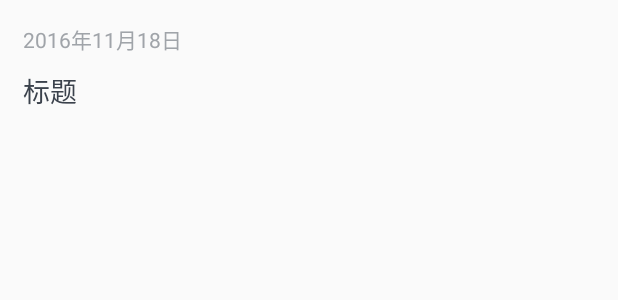
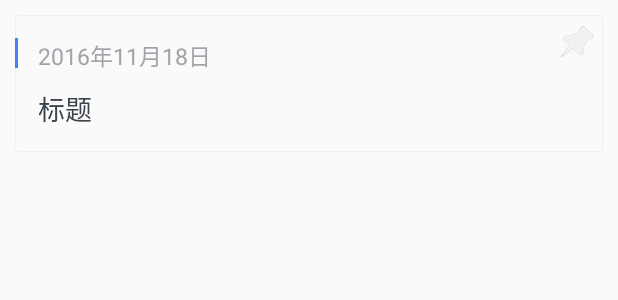
Before and after one commit to lavalike/NotOnlyCalendar, an Android app: the layout item_history_layout.xml on its own in the app's theme, with its tools: preview values and no code run, on a phone screen of 412 x 824 dp. Shown: the top 300 px of the screen. Run offline under Robolectric (Android 15) with nearby library versions, the phone set to English and light mode, and no system bars.

Commit message:
历史上的今天列表样式改版

```diff
--- a/app/src/main/java/com/notonly/calendar/UI/view/HistoryListActivity.java
+++ b/app/src/main/java/com/notonly/calendar/UI/view/HistoryListActivity.java
@@ -16,6 +16,7 @@ import com.notonly.calendar.base.helper.ErrHelper;
 import com.notonly.calendar.base.manager.APIManager;
 import com.notonly.calendar.domain.HistoryBean;
 import com.notonly.calendar.util.DateUtil;
+import com.notonly.calendar.util.T;
 
 import org.xutils.common.Callback;
 import org.xutils.http.RequestParams;
@@ -97,6 +98,9 @@ public class HistoryListActivity extends BaseActivity {
                     if (list != null && list.getResult() != null) {
                         mAdapter = new HistoryAdapter(mContext, list.getResult());
                         mListView.setAdapter(mAdapter);
+                    } else {
+                        if (list.getReason() != null)
+                            T.get(mContext).toast(list.getReason());
                     }
                 } catch (Exception e) {
                     e.printStackTrace();
--- /dev/null
+++ b/app/src/main/res/drawable/item_history_linear_bg.xml
@@ -0,0 +1,8 @@
+<?xml version="1.0" encoding="utf-8"?>
+<shape xmlns:android="http://schemas.android.com/apk/res/android"
+    android:shape="rectangle">
+    <stroke
+        android:width="0.5dp"
+        android:color="@color/colorListDivider" />
+    <corners android:radius="2dp" />
+</shape>
--- a/app/src/main/res/layout/activity_today_in_history.xml
+++ b/app/src/main/res/layout/activity_today_in_history.xml
@@ -15,9 +15,9 @@
             android:id="@+id/ListView_History"
             android:layout_width="match_parent"
             android:layout_height="match_parent"
-            android:divider="@color/colorListDivider"
-            android:dividerHeight="@dimen/list_divider_height"
+            android:divider="@null"
             android:listSelector="@android:color/transparent" />
+
     </android.support.v4.widget.SwipeRefreshLayout>
 
 </RelativeLayout>
--- a/app/src/main/res/layout/item_history_layout.xml
+++ b/app/src/main/res/layout/item_history_layout.xml
@@ -1,9 +1,16 @@
 <?xml version="1.0" encoding="utf-8"?>
-<LinearLayout xmlns:android="http://schemas.android.com/apk/res/android"
+<FrameLayout xmlns:android="http://schemas.android.com/apk/res/android"
     xmlns:tools="http://schemas.android.com/tools"
     android:layout_width="match_parent"
     android:layout_height="wrap_content"
-    android:background="?attr/selectableItemBackground"
+    android:padding="10dp">
+
+
+    <LinearLayout
+        android:layout_width="match_parent"
+        android:layout_height="wrap_content"
+        android:background="@drawable/item_history_linear_bg"
+        android:foreground="?attr/selectableItemBackground"
         android:orientation="vertical"
         android:padding="15dp">
 
@@ -12,6 +19,7 @@
             android:layout_width="wrap_content"
             android:layout_height="wrap_content"
             android:textColor="@color/colorTextColorLight"
+            android:textSize="15sp"
             tools:text="2016年11月18日" />
 
         <TextView
@@ -24,3 +32,18 @@
             tools:text="标题" />
 
     </LinearLayout>
+
+    <View
+        android:layout_width="2dp"
+        android:layout_height="20dp"
+        android:layout_marginTop="15dp"
+        android:background="@color/colorPrimary" />
+
+    <ImageView
+        android:layout_width="wrap_content"
+        android:layout_height="wrap_content"
+        android:layout_gravity="top|end"
+        android:layout_margin="5dp"
+        android:src="@mipmap/ic_pin" />
+
+</FrameLayout>
--- a/app/src/main/res/values/dimens.xml
+++ b/app/src/main/res/values/dimens.xml
@@ -4,5 +4,6 @@
     <dimen name="activity_vertical_margin">16dp</dimen>
     <dimen name="card_elevation">4dp</dimen>
 
-    <dimen name="list_divider_height">1dp</dimen>
+    <!--历史上的今天列表分隔线高度-->
+    <dimen name="list_todaylist_divider_height">5dp</dimen>
 </resources>
--- a/app/src/main/res/values/styles.xml
+++ b/app/src/main/res/values/styles.xml
@@ -6,7 +6,7 @@
         <item name="colorPrimary">@color/colorPrimary</item>
         <item name="colorPrimaryDark">@color/colorPrimaryDark</item>
         <item name="colorAccent">@color/colorAccent</item>
-        <!--<item name="android:windowContentOverlay">@null</item>-->
+        <item name="android:windowContentOverlay">@null</item>
     </style>
 
     <style name="AppTheme.NoActionBar">
```
Also changed, not shown: app/src/main/java/com/notonly/calendar/UI/view/HistoryDetailActivity.java (+15 -6 lines), app/src/main/java/com/notonly/calendar/base/BaseActivity.java (+5 -3 lines), app/src/main/res/mipmap-xhdpi/ic_pin.png (added). Lines whose indentation alone changed are shown as unchanged.
